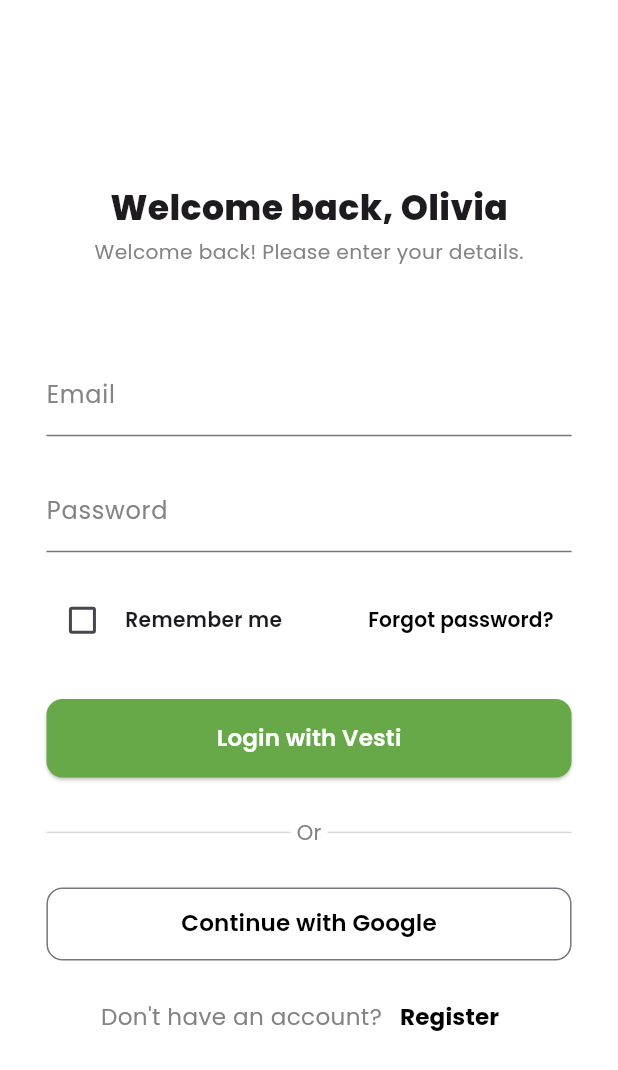
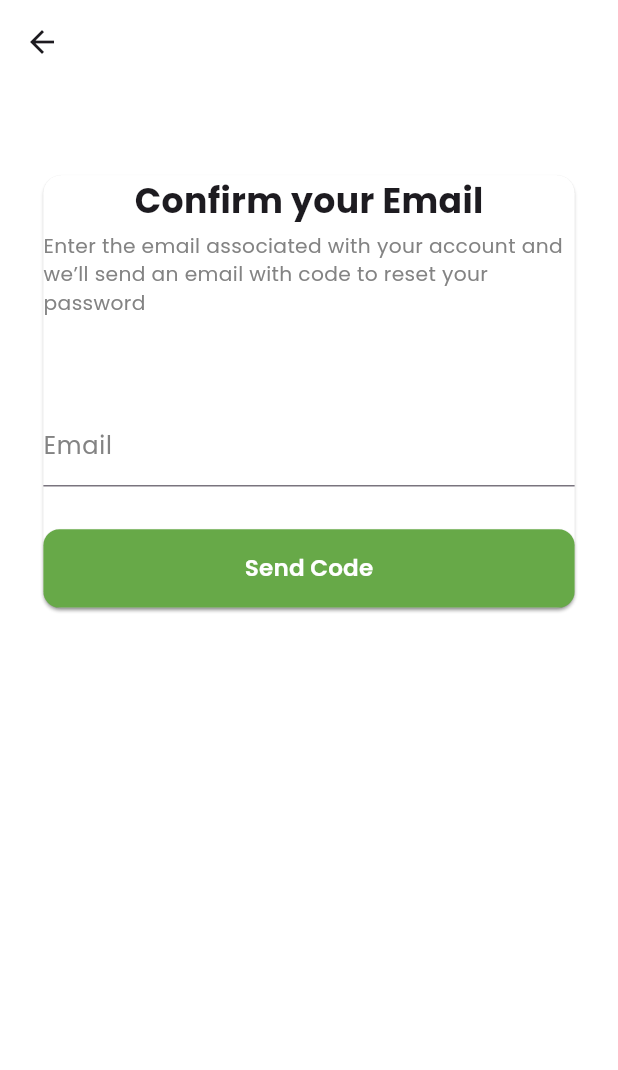
Before and after one commit to obasanmichael/Vesti_project, a Flutter app: the AuthScreen screen opened by its route, after a tap on "Forgot password?", on a phone screen of 412 x 824 dp. Shown: the top 1070 px of the screen. Run offline on Flutter 3.47's test engine with Material 3 defaults, Android fonts, the phone set to English and light mode, and no system bars; our stand-ins replace flutter_screenutil, go_router, google_fonts, smooth_page_indicator.

Commit message:
added the forgot password screen

```diff
--- a/lib/main.dart
+++ b/lib/main.dart
@@ -3,6 +3,7 @@ import 'package:flutter_screenutil/flutter_screenutil.dart';
 import 'package:go_router/go_router.dart';
 import 'package:google_fonts/google_fonts.dart';
 import 'package:meet_by_vesti/screens/auth/auth.dart';
+import 'package:meet_by_vesti/screens/forgot_password.dart';
 import 'package:meet_by_vesti/screens/onboarding/onboarding_2.dart';
 import 'package:meet_by_vesti/screens/onboarding/onboarding_screen.dart';
 import 'package:meet_by_vesti/screens/splash_screen.dart';
@@ -32,6 +33,10 @@ final GoRouter _router = GoRouter(
       path: '/auth',
       builder: (BuildContext context, GoRouterState state) => AuthScreen(),
     ),
+    GoRoute(
+      path: '/forgot-password',
+      builder: (BuildContext context, GoRouterState state) => ForgotPassword(),
+    ),
   ],
 );
 
--- a/lib/screens/auth/auth.dart
+++ b/lib/screens/auth/auth.dart
@@ -1,5 +1,6 @@
 import 'package:flutter/material.dart';
 import 'package:flutter_screenutil/flutter_screenutil.dart';
+import 'package:go_router/go_router.dart';
 import 'package:meet_by_vesti/widgets/button.dart';
 import 'package:meet_by_vesti/widgets/outlined_button.dart';
 
@@ -87,7 +88,9 @@ class _AuthScreenState extends State<AuthScreen> {
                             ),
                             Spacer(),
                             TextButton(
-                                onPressed: () {},
+                                onPressed: () {
+                                  context.go('/forgot-password');
+                                },
                                 child: Text(
                                   'Forgot password?',
                                   style: TextStyle(
--- /dev/null
+++ b/lib/screens/forgot_password.dart
@@ -0,0 +1,64 @@
+import 'package:flutter/material.dart';
+import 'package:flutter_screenutil/flutter_screenutil.dart';
+import 'package:go_router/go_router.dart';
+import 'package:meet_by_vesti/widgets/button.dart';
+
+class ForgotPassword extends StatelessWidget {
+  const ForgotPassword({super.key});
+
+  @override
+  Widget build(BuildContext context) {
+    Widget addHeight(double height) => SizedBox(height: height.h);
+    Widget addWidth(double width) => SizedBox(width: width.h);
+    return Scaffold(
+      appBar: AppBar(
+        backgroundColor: Colors.white,
+        leading: IconButton(
+            onPressed: () {
+              context.pop();
+            },
+            icon: Icon(Icons.arrow_back)),
+      ),
+      backgroundColor: Colors.white,
+      body: Padding(
+        padding: EdgeInsets.symmetric(horizontal: 28.h),
+        child: Column(
+          children: [
+            addHeight(64),
+            Card(
+              color: Colors.white,
+              child: Column(
+                mainAxisAlignment: MainAxisAlignment.center,
+                children: [
+                  Text(
+                    'Confirm your Email',
+                    style:
+                        TextStyle(fontWeight: FontWeight.w700, fontSize: 24.sp),
+                  ),
+                  addHeight(5),
+                  Text(
+                    'Enter the email associated with your account and we’ll send an email with code to reset your password',
+                    style: TextStyle(
+                      fontSize: 14.sp,
+                      color: Color(0xff838383),
+                    ),
+                  ),
+                  addHeight(64),
+                  TextField(
+                    decoration: InputDecoration(
+                        labelText: 'Email',
+                        hintText: 'Enter your Email',
+                        labelStyle: TextStyle(color: Color(0xff838383))),
+                  ),
+                  addHeight(32),
+                  MyButton(label: 'Send Code', onPressed: () {})
+                ],
+              ),
+            ),
+            Spacer()
+          ],
+        ),
+      ),
+    );
+  }
+}
```
